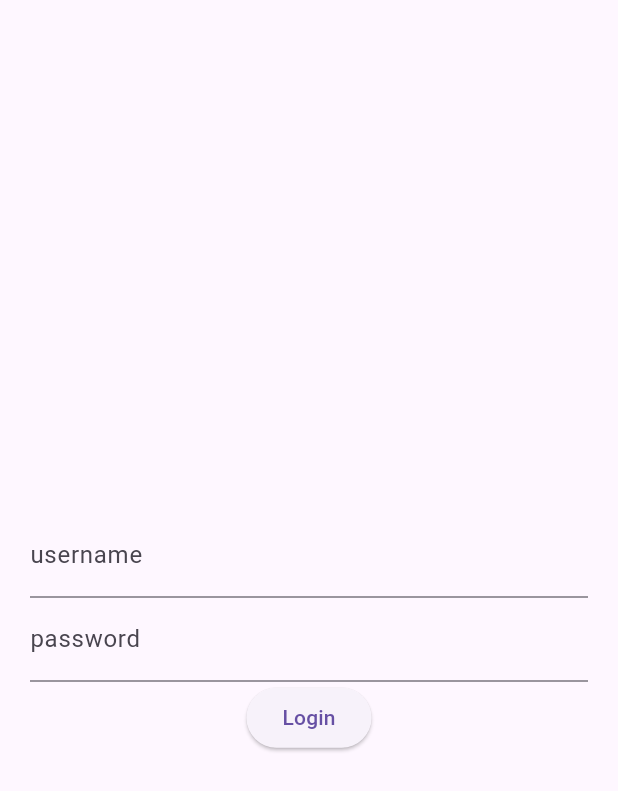
After one commit to Fat-Buu/library, a Flutter app: the LoginScreen screen opened by its route, on a phone screen of 412 x 824 dp. The commit adds this screen. Shown: the top 791 px of the screen. Run offline on Flutter 3.47's test engine with Material 3 defaults, Android fonts, the phone set to English and light mode, and no system bars; our stand-ins replace flutter_riverpod, go_router, riverpod_annotation; generated files the repository leaves out were written again.

Commit message:
manage state

```diff
--- a/client/lib/core/routes/app_routes.dart
+++ b/client/lib/core/routes/app_routes.dart
@@ -1,4 +1,5 @@
 import 'package:go_router/go_router.dart';
+import 'package:oneoone_library/features/authentication/presentation/views/login_screen.dart';
 import 'package:oneoone_library/features/home/presentation/views/pages/home.dart';
 
 import '../../features/books/presentation/views/pages/book_list_screen.dart';
@@ -22,5 +23,11 @@ final GoRouter router = GoRouter(
         return const BookListScreen();
       },
     ),
+    GoRoute(
+      path: "/login",
+      builder: (context, state) {
+        return const LoginScreen();
+      },
+    ),
   ],
 );
--- /dev/null
+++ b/client/lib/features/authentication/data/datasources/authentication_remort_data_source.dart
@@ -0,0 +1,3 @@
+abstract class AuthenticationRemoteDataSource {
+  Future<String> authentication();
+}
--- /dev/null
+++ b/client/lib/features/authentication/data/models/login_request.dart
@@ -0,0 +1,6 @@
+class LoginRequest {
+  final String username;
+  final String password;
+
+  LoginRequest(this.username, this.password);
+}
--- /dev/null
+++ b/client/lib/features/authentication/data/states/login_state.dart
@@ -0,0 +1,13 @@
+class LoginState {
+  final String accessToken;
+  final bool isLoading;
+  final String? error;
+  final bool isSuccess;
+
+  LoginState({
+    this.accessToken = "",
+    this.isLoading = false,
+    this.error,
+    this.isSuccess = false,
+  });
+}
--- /dev/null
+++ b/client/lib/features/authentication/domain/repositories/authentication_repository.dart
@@ -0,0 +1,3 @@
+abstract class AuthenticationRepository {
+  Future<String> login();
+}
--- /dev/null
+++ b/client/lib/features/authentication/presentation/views/login_screen.dart
@@ -0,0 +1,100 @@
+import 'package:flutter/material.dart';
+import 'package:flutter_riverpod/flutter_riverpod.dart';
+import 'package:oneoone_library/features/authentication/data/states/login_state.dart';
+import 'package:oneoone_library/features/authentication/presentation/viewmodels/login_viewmodel.dart';
+
+class LoginScreen extends ConsumerStatefulWidget {
+  const LoginScreen({super.key});
+
+  @override
+  ConsumerState<LoginScreen> createState() => _LoginScreenState();
+}
+
+class _LoginScreenState extends ConsumerState<LoginScreen> {
+  final _formKey = GlobalKey<FormState>();
+  final _usernameCtl = TextEditingController();
+  final _passwordCtl = TextEditingController();
+
+  @override
+  void dispose() {
+    _usernameCtl.dispose();
+    _passwordCtl.dispose();
+    super.dispose();
+  }
+
+  @override
+  Widget build(BuildContext context) {
+    final loginAsync = ref.watch(loginViewModelProvider);
+    final loginNotifier = ref.read(loginViewModelProvider.notifier);
+    return Scaffold(
+      body: Center(
+        child: loginAsync.when(
+          data:
+              (data) => FormApp(
+                formKey: _formKey,
+                loginState: data,
+                usernameCtl: _usernameCtl,
+                passwordCtl: _passwordCtl,
+                loginNotifier: loginNotifier,
+              ),
+          loading: () => CircularProgressIndicator(),
+          error: (err, _) => Text('Error: $err'),
+        ),
+      ),
+    );
+  }
+}
+
+class FormApp extends StatelessWidget {
+  const FormApp({
+    super.key,
+    required GlobalKey<FormState> formKey,
+    required this.loginState,
+    required TextEditingController usernameCtl,
+    required TextEditingController passwordCtl,
+    required this.loginNotifier,
+  }) : _formKey = formKey,
+       _usernameCtl = usernameCtl,
+       _passwordCtl = passwordCtl;
+
+  final GlobalKey<FormState> _formKey;
+  final LoginState loginState;
+  final TextEditingController _usernameCtl;
+  final TextEditingController _passwordCtl;
+  final LoginViewModel loginNotifier;
+
+  @override
+  Widget build(BuildContext context) {
+    return Padding(
+      padding: EdgeInsets.all(20),
+      child: Form(
+        key: _formKey,
+        child: Column(
+          mainAxisAlignment: MainAxisAlignment.center,
+          children: [
+            Text(loginState.accessToken),
+            TextFormField(
+              controller: _usernameCtl,
+              decoration: InputDecoration(labelText: "username"),
+              validator: (value) => value == null ? 'required username' : null,
+            ),
+            TextFormField(
+              controller: _passwordCtl,
+              obscureText: true,
+              decoration: InputDecoration(labelText: "password"),
+              validator: (value) => value == null ? 'required password' : null,
+            ),
+            ElevatedButton(
+              onPressed: () async {
+                if (_formKey.currentState!.validate()) {
+                  await loginNotifier.login();
+                }
+              },
+              child: Text('Login'),
+            ),
+          ],
+        ),
+      ),
+    );
+  }
+}
--- a/client/lib/features/books/presentation/views/pages/book_list_screen.dart
+++ b/client/lib/features/books/presentation/views/pages/book_list_screen.dart
@@ -9,7 +9,7 @@ class BookListScreen extends ConsumerStatefulWidget {
   const BookListScreen({super.key});
 
   @override
-  BookListScreenState createState() => BookListScreenState();
+  ConsumerState<BookListScreen> createState() => BookListScreenState();
 }
 
 class BookListScreenState extends ConsumerState<BookListScreen> {
--- a/client/lib/features/home/presentation/views/pages/home.dart
+++ b/client/lib/features/home/presentation/views/pages/home.dart
@@ -1,4 +1,3 @@
-import 'package:flutter/cupertino.dart';
 import 'package:flutter/material.dart';
 import 'package:flutter_riverpod/flutter_riverpod.dart';
 import 'package:go_router/go_router.dart';
@@ -28,7 +27,9 @@ class _HomeScreenState extends ConsumerState<HomeScreen> {
           Padding(
             padding: EdgeInsets.only(right: 20),
             child: ElevatedButton(
-              onPressed: null,
+              onPressed: () {
+                context.go("/login");
+              },
               child: Text("Get Started", style: TextStyle(color: Colors.white)),
               style: ButtonStyle(
                 backgroundColor: WidgetStatePropertyAll(Colors.black),
--- a/note.txt.txt
+++ /dev/null
@@ -1,2 +0,0 @@
-flutter pub run build_runner build --delete-conflicting-outputs
-dart run build_runner watch -d
```
Also changed, not shown: client/lib/features/authentication/data/datasources/authentication_remort_data_source_impl.dart (added, +10 -0 lines), client/lib/features/authentication/data/repositories/authentication_repository_impl.dart (added, +14 -0 lines), client/lib/features/authentication/presentation/viewmodels/login_viewmodel.dart (added, +30 -0 lines), note.txt (added, +16 -0 lines), client/lib/features/authentication/presentation/viewmodels/login_viewmodel.g.dart (added), 3 other files.
